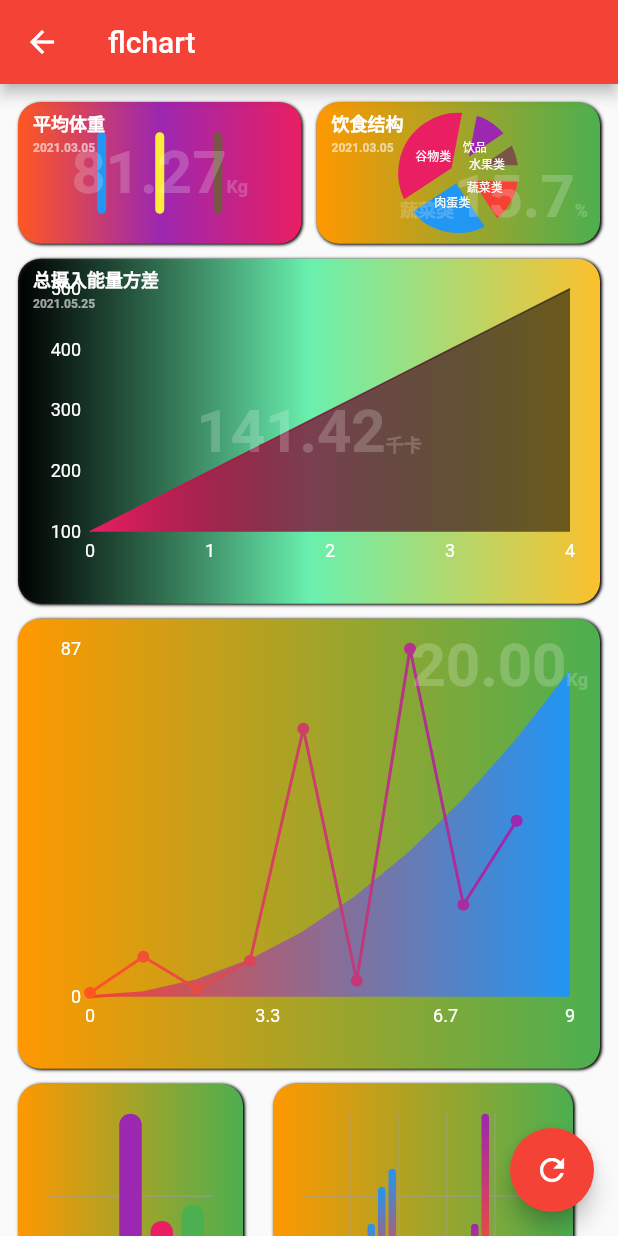
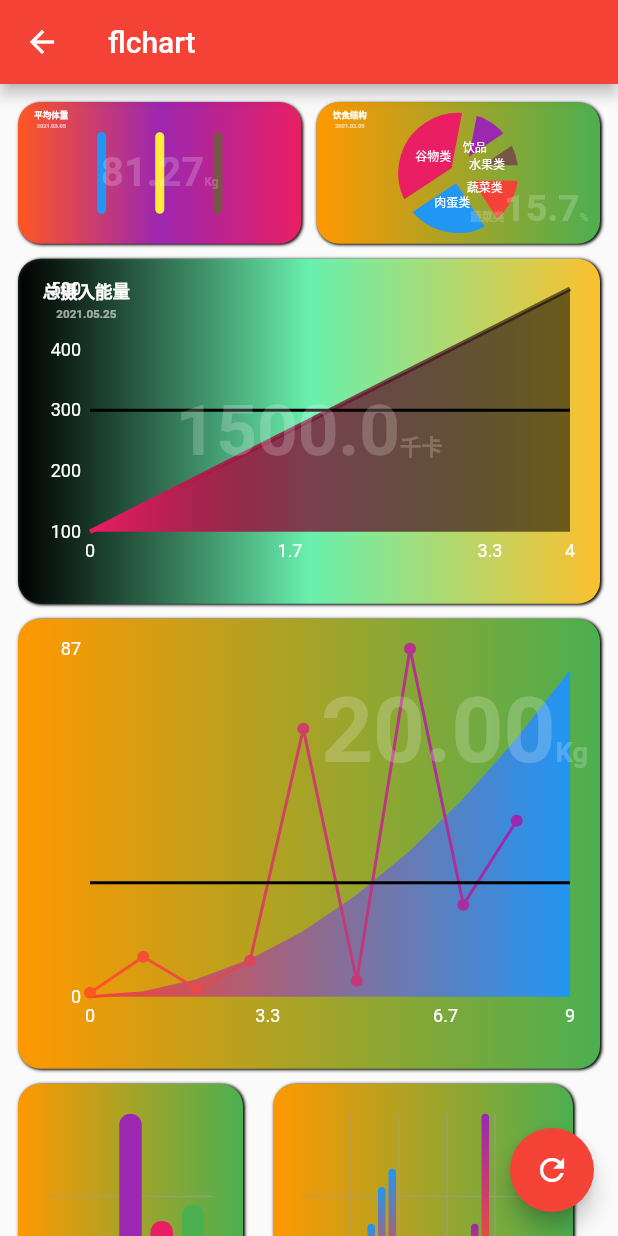
Before and after one commit to youht88/eflutter, a Flutter app: the FlchartView screen opened by its route, on a phone screen of 412 x 824 dp. Run offline on Flutter 3.47's test engine with Material 2 defaults, Android fonts, the phone set to English and light mode, and no system bars; drawn by our look-alikes of fl_chart; our stand-ins replace flutter_svg, font_awesome_flutter, get, get_storage, percent_indicator, qr_flutter and 3 more; missing offline and left inert: auto_size_text_pk, barcode_scan2, crypton, flutter_echarts, matrix4_transform, steel_crypt; accounts and stored records are empty.

Commit message:
1.use Align+LayoutBuilder+Container+FittedBox to adjust size 2.flLineChartWidget has a bug about rangeAnnotations,it can't work on android

```diff
--- a/lib/comm/components/flLineChart/flLineChart_screen.dart
+++ b/lib/comm/components/flLineChart/flLineChart_screen.dart
@@ -101,26 +101,23 @@ class FlLineChart extends GetView<FlLineChartController> {
           // rangeAnnotations: RangeAnnotations(
           //   horizontalRangeAnnotations: [
           //     HorizontalRangeAnnotation(
-          //         y1: stat["avg"]!, y2: stat["std"]!, color: Colors.red)
+          //         y1: stat["avg"]! * 1.05,
+          //         y2: stat["avg"]! * 0.95,
+          //         color: Colors.red)
           //   ],
-          // ),
-          // extraLinesData: ExtraLinesData(
-          //   horizontalLines: [
-          //     HorizontalLine(
-          //         y: stat["avg"]!,
-          //         label: HorizontalLineLabel(
-          //             style: TextStyle(color: Colors.white),
-          //             show: true,
-          //             labelResolver: (_) => "avg")),
-          //     HorizontalLine(
-          //         y: stat["std"]!,
-          //         label: HorizontalLineLabel(
-          //             style: TextStyle(color: Colors.white),
-          //             show: true,
-          //             labelResolver: (_) => "std"))
-          //   ],
-          //   extraLinesOnTop: true,
-          // ),
+          //),
+          extraLinesData: ExtraLinesData(
+            horizontalLines: [
+              HorizontalLine(
+                  y: stat["avg"]!,
+                  label: HorizontalLineLabel(
+                      style: TextStyle(color: Colors.white),
+                      show: true,
+                      labelResolver: (_) =>
+                          "平均值:${stat['avg']!.toPrecision(2)}")),
+            ],
+            extraLinesOnTop: true,
+          ),
           lineTouchData: LineTouchData(enabled: false),
           lineBarsData: spots
               .asMap()
--- a/lib/comm/components/indicateBarWidget/indicateBarWidget.dart
+++ b/lib/comm/components/indicateBarWidget/indicateBarWidget.dart
@@ -1 +1,3 @@
 import 'indicateBarWidget_screen.dart';
+
+import 'package:percent_indicator/percent_indicator.dart';
--- a/lib/comm/components/reportWidget/reportWidget_screen.dart
+++ b/lib/comm/components/reportWidget/reportWidget_screen.dart
@@ -35,16 +35,18 @@ class ReportWidget extends GetView<ReportWidgetController> {
           Obx(() => AnimatedOpacity(
                 duration: 1000.milliseconds,
                 opacity: c.opacity_chart.value,
-                child: Container(
-                  alignment: Alignment.center,
                 child: flchart,
-                ),
               )),
-          Positioned(
-              left: 10,
-              top: 5,
+          Align(
+            alignment: Alignment(-0.9, -0.9),
+            child: LayoutBuilder(
+                builder: (context, size) => Container(
+                      width: size.biggest.width * 0.15,
+                      height: size.biggest.height * 0.15,
+                      //color: Colors.grey,
+                      child: FittedBox(
                         child: Column(
-                crossAxisAlignment: CrossAxisAlignment.start,
+                          //crossAxisAlignment: CrossAxisAlignment.start,
                           children: [
                             Text("$title",
                                 style: TextStyle(
@@ -58,7 +60,10 @@ class ReportWidget extends GetView<ReportWidgetController> {
                                     fontSize: 8,
                                     fontWeight: FontWeight.bold))
                           ],
+                        ),
+                      ),
                     )),
+          ),
           GestureDetector(
             onTap: () => c.change(),
             child: Obx(() => AnimatedOpacity(
@@ -66,8 +71,14 @@ class ReportWidget extends GetView<ReportWidgetController> {
                 duration: 1000.milliseconds,
                 child: Align(
                   alignment: alignment,
+                  child: LayoutBuilder(
+                    builder: (context, size) => Container(
+                      width: size.biggest.width * 0.5,
+                      height: size.biggest.height * 0.5,
+                      //color: Colors.grey,
                       child: Padding(
                         padding: const EdgeInsets.all(8.0),
+                        child: FittedBox(
                           child: RichText(
                               text: TextSpan(children: [
                             TextSpan(
@@ -90,6 +101,9 @@ class ReportWidget extends GetView<ReportWidgetController> {
                                     fontWeight: FontWeight.bold)),
                           ])),
                         ),
+                      ),
+                    ),
+                  ),
                 ))),
           ),
         ],
--- a/lib/pages/flchart.dart
+++ b/lib/pages/flchart.dart
@@ -48,7 +48,8 @@ class FlchartView extends StatelessWidget {
         onPressed: () => c.refresh3(),
         child: Icon(Icons.refresh),
       ),
-      body: Padding(
+      body: SingleChildScrollView(
+        child: Padding(
           padding: const EdgeInsets.all(12.0),
           child: Wrap(
             spacing: 20,
@@ -137,14 +138,16 @@ class FlchartView extends StatelessWidget {
                           Colors.greenAccent,
                           Colors.yellow.shade700
                         ]),
-                      title: "总摄入能量方差",
+                        title: "总摄入能量",
                         subTitle: "2021.05.25",
                         flchart: FlLineChart(
-                          thickness: 1,
+                            thickness: 3,
                             curved: [true],
                             below: [true],
                             //dot: [true],
                             data: [c.data3],
+                            xPoint: 3,
+                            yPoint: 5,
                             colors: [
                               [Colors.pink, Colors.black54]
                             ],
@@ -153,7 +156,7 @@ class FlchartView extends StatelessWidget {
                         value: MathUtil.stat(
                           c.data3,
                           extra: true,
-                      )["std"]!
+                        )["sum"]!
                             .toPrecision(2)
                             .toString(),
                         unit: '千卡');
@@ -255,6 +258,7 @@ class FlchartView extends StatelessWidget {
             ],
           ),
         ),
+      ),
     );
   }
 }
--- a/lib/pages/moment/moment_controller.dart
+++ b/lib/pages/moment/moment_controller.dart
@@ -12,7 +12,7 @@ class MomentController extends GetxController {
   //var simple = true.obs;
   var data = [];
   var item = [];
-
+  var size = 0.0.obs;
   @override
   void onInit() async {
     super.onInit();
@@ -21,7 +21,12 @@ class MomentController extends GetxController {
     print("onInit");
   }
 
+  void addSize() {
+    size.value += 5;
+  }
+
   void reset() async {
+    size.value = 0;
     data = data.sublist(0, 0);
     //data.addAll(item);
     update();
--- a/pubspec.yaml
+++ b/pubspec.yaml
@@ -48,6 +48,10 @@ dependencies:
   flutter_svg: ^0.22.0
   matrix4_transform: ^2.0.0
   timelines: ^0.1.0
+  auto_size_text_pk: ^3.0.0
+  percent_indicator: ^3.0.1
+  animated_text_kit: ^4.2.1
+  responsive_sizer: ^2.0.1
 
   # The following adds the Cupertino Icons font to your application.
   # Use with the CupertinoIcons class for iOS style icons.
```
Also changed, not shown: lib/pages/moment/moment_screen.dart (+75 -8 lines). Lines whose indentation alone changed are shown as unchanged.
